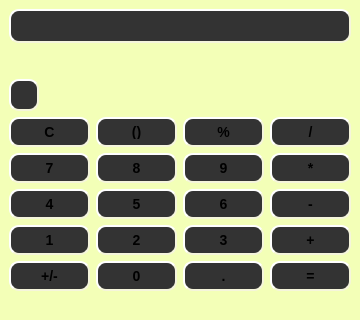
Qt form calculator.ui (Hov1122/QtCalculator) before a commit.
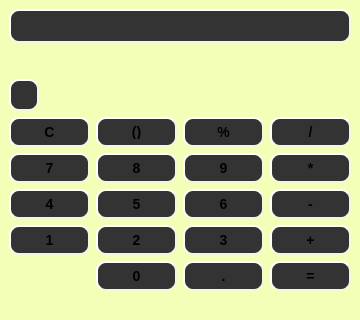
The same form after that commit. Icons and pictures are not drawn.

Commit message: attached shift + backspace to clear button. now some buttons animate when their equivalent of key is pressed

Diff of the .ui file:
```diff
--- a/calculator.ui
+++ b/calculator.ui
@@ -921,43 +921,6 @@
           </property>
          </widget>
         </item>
-        <item row="4" column="0">
-         <widget class="QPushButton" name="op_sign">
-          <property name="styleSheet">
-           <string notr="true">QPushButton {
-     background-color: #333;
-    border-style: outset;
-    border-width: 2px;
-    border-radius: 10px;
-    border-color: beige;
-    font: bold 14px;
-    padding: 6px;
-background: qradialgradient(
-        cx: 0.3, cy: -0.4, fx: 0.3, fy: -0.4,
-        radius: 1.35, stop: 0 #fff, stop: 1 #888
-        );
-    }
-
-QPushButton:hover {
-    background: qradialgradient(
-        cx: 0.3, cy: -0.4, fx: 0.3, fy: -0.4,
-        radius: 1.35, stop: 0 #fff, stop: 1 #bbb
-        );
-    }
-
-QPushButton:pressed {
-    border-style: inset;
-    background: qradialgradient(
-        cx: 0.4, cy: -0.1, fx: 0.4, fy: -0.1,
-        radius: 1.35, stop: 0 #fff, stop: 1 #ddd
-        );
-    }</string>
-          </property>
-          <property name="text">
-           <string>+/-</string>
-          </property>
-         </widget>
-        </item>
        </layout>
       </item>
      </layout>
```
The commit also changes 3 other files.
